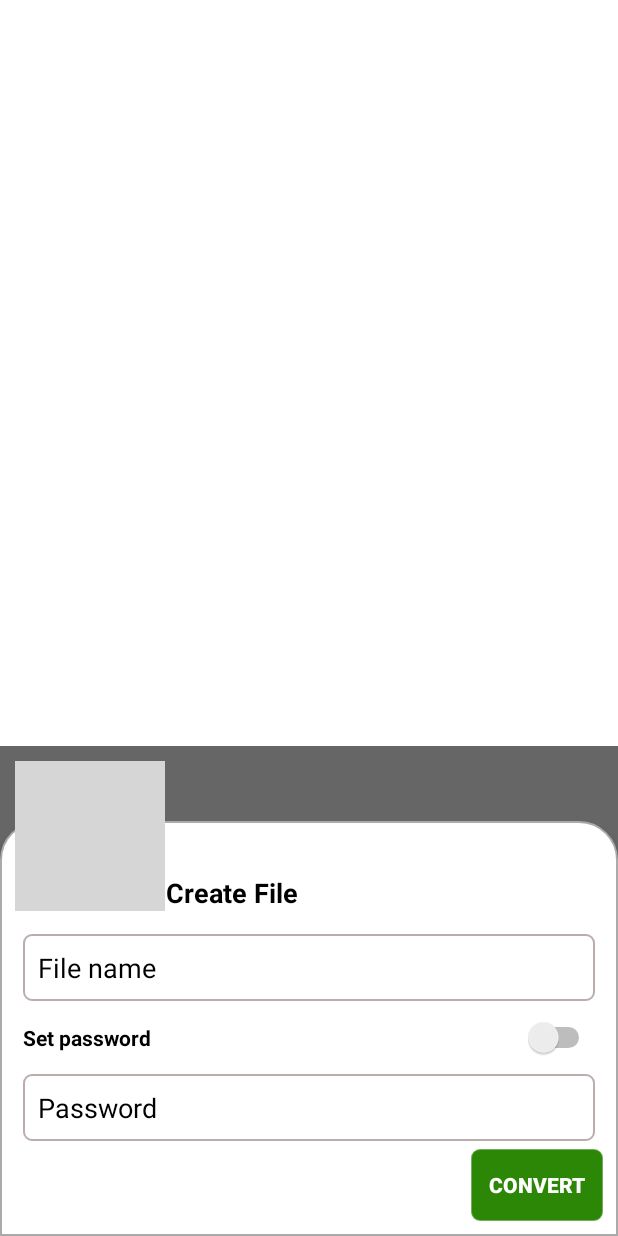
After one commit to doolong189/UtilityApp, an Android app: the layout dialog_create_pdf.xml on its own in the app's theme, with its tools: preview values and no code run, on a phone screen of 412 x 824 dp. The commit adds this screen. Run offline under Robolectric (Android 15) with nearby library versions, the phone set to English and light mode, and no system bars; grey boxes are pictures that could not be loaded.

Commit message:
6 - commit

```diff
--- /dev/null
+++ b/app/src/main/res/drawable/baseline_done_24.xml
@@ -0,0 +1,5 @@
+<vector xmlns:android="http://schemas.android.com/apk/res/android" android:height="24dp" android:tint="#FFFFFF" android:viewportHeight="24" android:viewportWidth="24" android:width="24dp">
+
+    <path android:fillColor="@android:color/white" android:pathData="M9,16.2L4.8,12l-1.4,1.4L9,19 21,7l-1.4,-1.4L9,16.2z"/>
+
+</vector>
--- a/app/src/main/res/drawable/bg_custom.xml
+++ b/app/src/main/res/drawable/bg_custom.xml
@@ -5,5 +5,5 @@
     <corners android:radius="5dp" />
     <stroke
         android:width="1dp"
-        android:color="#AA9C9C9C" />
+        android:color="#AA9B8484" />
 </shape>
--- a/app/src/main/res/drawable/bg_custom_bottom_layout.xml
+++ b/app/src/main/res/drawable/bg_custom_bottom_layout.xml
@@ -6,5 +6,5 @@
         android:topRightRadius="25dp"/>
     <stroke
         android:width="1dp"
-        android:color="#F5F5F5" />
+        android:color="#ABAAAA" />
 </shape>
--- /dev/null
+++ b/app/src/main/res/layout/dialog_create_pdf.xml
@@ -0,0 +1,102 @@
+<?xml version="1.0" encoding="utf-8"?>
+<FrameLayout
+    xmlns:android="http://schemas.android.com/apk/res/android"
+    xmlns:tools="http://schemas.android.com/tools"
+    android:layout_width="match_parent"
+    android:layout_height="wrap_content"
+    android:layout_gravity="bottom"
+    android:background="#666666">
+
+    <LinearLayout
+        android:layout_width="match_parent"
+        android:layout_height="match_parent"
+        android:orientation="vertical"
+        android:background="@drawable/bg_custom_bottom_layout"
+        android:layout_marginTop="50dp"
+        android:elevation="4dp"
+        android:clipToPadding="false"
+        android:clipChildren="false">
+        <LinearLayout
+            android:layout_width="match_parent"
+            android:layout_height="wrap_content"
+            android:orientation="vertical"
+            android:padding="10dp"
+            android:layout_marginTop="60dp"
+           >
+            <EditText
+                android:layout_width="match_parent"
+                android:layout_height="wrap_content"
+                android:background="@drawable/bg_custom"
+                android:hint="File name"
+                android:padding="10sp"
+                android:textColorHint="@color/black"
+                android:layout_margin="5dp"
+                />
+            <RelativeLayout
+                android:layout_width="match_parent"
+                android:layout_height="wrap_content"
+                android:layout_margin="5dp"
+                >
+                <TextView
+                    android:layout_width="wrap_content"
+                    android:layout_height="wrap_content"
+                    android:text="Set password"
+                    android:textColor="@color/black"
+                    android:textStyle="bold"
+                    android:layout_centerVertical="true"/>
+                <Switch
+                    android:layout_width="wrap_content"
+                    android:layout_height="wrap_content"
+                    tools:ignore="UseSwitchCompatOrMaterialXml"
+                    android:layout_alignParentEnd="true"/>
+            </RelativeLayout>
+            <EditText
+                android:layout_width="match_parent"
+                android:layout_height="wrap_content"
+                android:background="@drawable/bg_custom"
+                android:hint="Password"
+                android:padding="10sp"
+                android:textColorHint="@color/black"
+                android:layout_margin="5dp"
+                android:inputType="textPassword"
+                />
+            <androidx.appcompat.widget.AppCompatButton
+                android:layout_width="wrap_content"
+                android:layout_height="wrap_content"
+                android:layout_gravity="end"
+                android:text="Convert"
+                android:background="@drawable/bg_custom"
+                android:backgroundTint="@color/green"
+                android:textColor="@color/white"
+                android:textStyle="bold"
+                android:padding="10dp"
+                />
+        </LinearLayout>
+    </LinearLayout>
+
+    <LinearLayout
+        android:layout_width="wrap_content"
+        android:layout_height="wrap_content"
+        android:orientation="horizontal"
+        android:layout_gravity="top|start"
+        android:elevation="5dp"
+        android:padding="10dp"
+        android:gravity="center_vertical"
+        >
+        <ImageView
+            android:layout_width="100dp"
+            android:layout_height="100dp"
+            android:src="@drawable/note_"
+            />
+        <TextView
+            android:layout_width="wrap_content"
+            android:layout_height="wrap_content"
+            android:text="Create File"
+            android:textSize="18sp"
+            android:gravity="center"
+            android:textStyle="bold"
+            android:textColor="@color/black"
+            android:layout_gravity="bottom"
+            />
+    </LinearLayout>
+</FrameLayout>
--- a/app/src/main/res/values/colors.xml
+++ b/app/src/main/res/values/colors.xml
@@ -1,7 +1,7 @@
 <?xml version="1.0" encoding="utf-8"?>
 <resources>
     <color name="black">#FF000000</color>
-    <color name="white">#EBEAEA</color>
+    <color name="white">#FFFFFF</color>
     <color name="yellow">#fcba03</color>
     <color name="green">#2d8707</color>
     <color name="blue_not_bold">#1aba95</color>
@@ -12,4 +12,5 @@
     <color name="red">#ff0008</color>
     <color name="gray">#423d3d</color>
     <color name="light_white">#d6d6d6</color>
+    <color name="bg_dialog">#666666</color>
 </resources>
--- a/app/src/main/res/values/themes.xml
+++ b/app/src/main/res/values/themes.xml
@@ -1,6 +1,6 @@
 <resources xmlns:tools="http://schemas.android.com/tools">
     <!-- Base application theme. -->
-    <style name="Base.Theme.UtilityApplication" parent="Theme.MaterialComponents.DayNight.NoActionBar">
+    <style name="Base.Theme.UtilityApplication" parent="Theme.MaterialComponents.Light.NoActionBar">
         <!-- Customize your light theme here. -->
         <!-- <item name="colorPrimary">@color/my_light_primary</item> -->
     </style>
@@ -9,8 +9,10 @@
     <style name="AppBottomSheetDialogTheme" parent="Theme.Design.Light.BottomSheetDialog">
         <item name="bottomSheetStyle">@style/AppModalStyle</item>
         <item name="android:backgroundDimEnabled">true</item>
+        <item name="background">@color/white</item>
     </style>
+
     <style name="AppModalStyle" parent="Widget.Design.BottomSheet.Modal">
-        <item name="android:background">@drawable/bg_custom</item>
+        <item name="android:background">@color/white</item>
     </style>
 </resources>
```
Also changed, not shown: app/src/main/AndroidManifest.xml (+4 -3 lines), app/src/main/java/com/freshervnc/utilityapplication/ui/pdfviewer/PdfViewerFragment.kt (+10 -27 lines), app/src/main/java/com/freshervnc/utilityapplication/ui/photo/PhotoFragment.kt (+27 -23 lines), app/src/main/res/layout/dialog_choose_convert_pdf.xml (+9 -2 lines), app/src/main/res/layout/fragment_pdf_viewer.xml (+17 -18 lines), app/src/main/res/drawable/ultility_app.png (deleted), app/src/main/res/drawable/utility_app.png (added).
